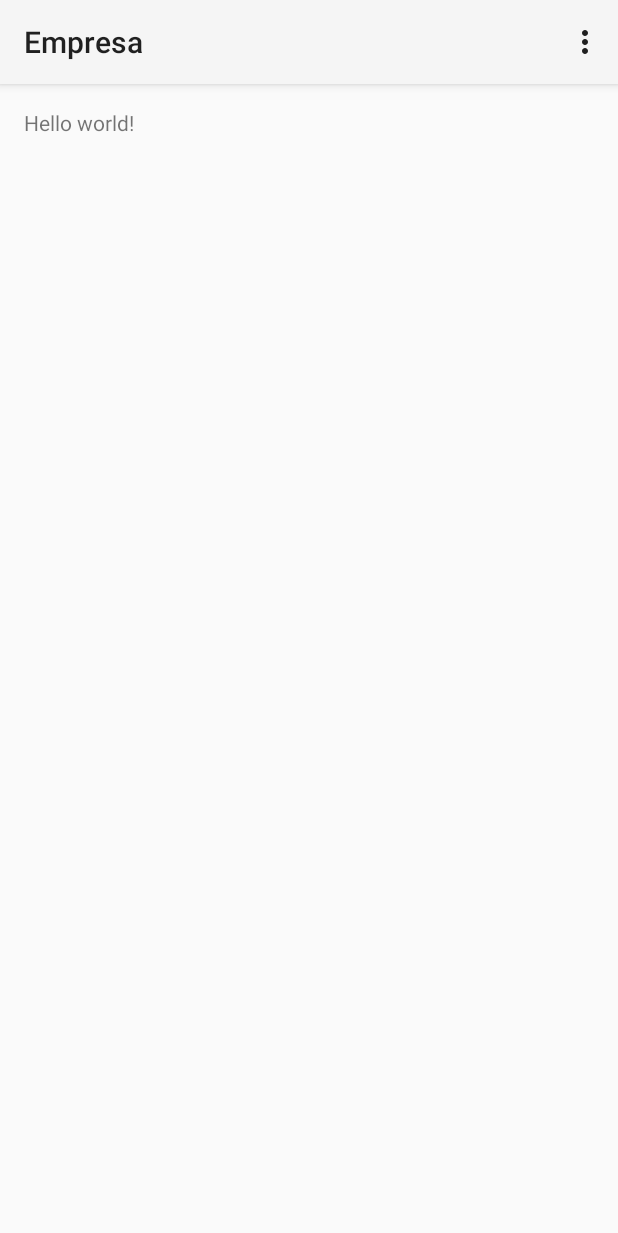
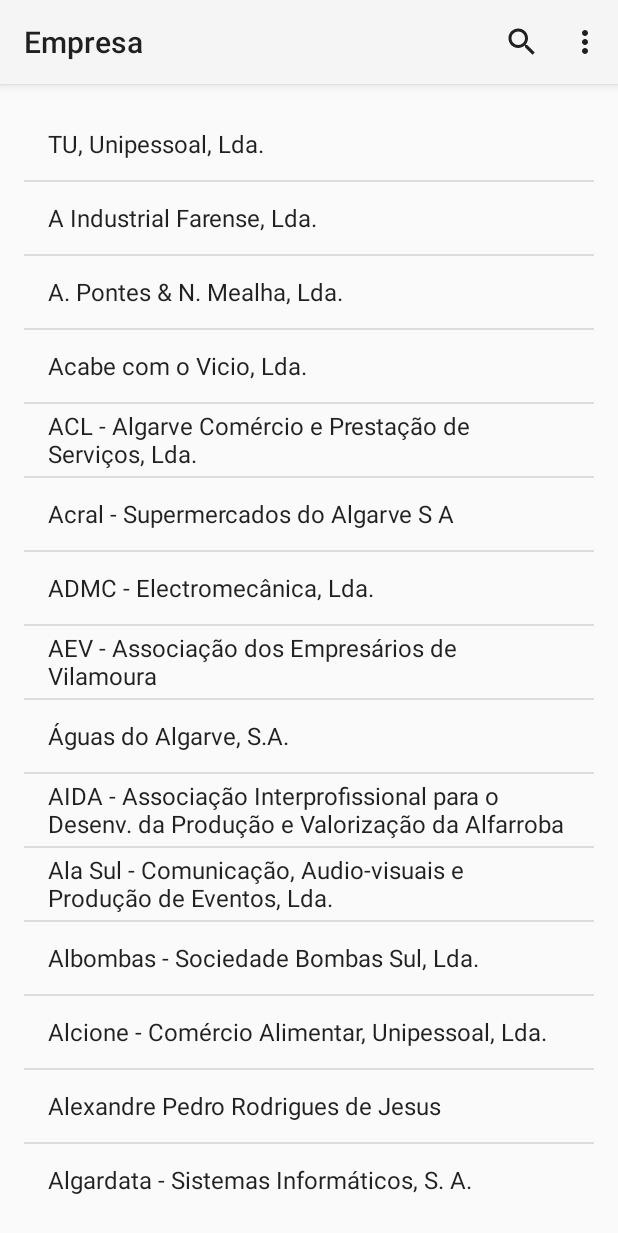
Before and after one commit to carvbapt/Project_One, an Android app: the EmpresaActivity screen opened directly, with no data from a screen before it, in the options menu, after a tap on "Settings", on a phone screen of 412 x 824 dp. Shown: the top 1233 px of the screen. Run offline under Robolectric (Android 15) with nearby library versions, the phone set to English and light mode, and no system bars.

Commit message:
S@C - Dashboard, Empresa

```diff
--- a/app/build.gradle
+++ b/app/build.gradle
@@ -5,7 +5,7 @@ android {
     buildToolsVersion "22.0.1"
     defaultConfig {
         applicationId "com.android.exemplo.projectone"
-        minSdkVersion 9
+        minSdkVersion 11
         targetSdkVersion 22
         versionCode 1
         versionName "1.0"
@@ -21,7 +21,8 @@ android {
 }
 
 dependencies {
-    compile fileTree(include: ['*.jar'], dir: 'libs')
+    compile fileTree(dir: 'libs', include: ['*.jar'])
     compile 'com.android.support:support-v4:22.1.1'
+    compile 'com.android.support:appcompat-v7:22.1.1'
     compile 'com.roomorama:caldroid:2.0.1'
 }
--- /dev/null
+++ b/app/src/main/java/com/android/exemplo/projectone/Dados.java
@@ -0,0 +1,31 @@
+package com.android.exemplo.projectone;
+
+/**
+ * Created by Sauca on 03-06-2015.
+ */
+public class Dados {
+
+    static String[] Empresas = {
+            "TU, Unipessoal, Lda.", "A Industrial Farense, Lda.", "A. Pontes & N. Mealha, Lda.", "Acabe com o Vicio, Lda.",
+            "ACL - Algarve Comércio e Prestação de Serviços, Lda.", "Acral - Supermercados do Algarve S A", "ADMC - Electromecânica, Lda.",
+            "AEV - Associação dos Empresários de Vilamoura", "Águas do Algarve, S.A.", "AIDA - Associação Interprofissional para o Desenv. da Produção e Valorização da Alfarroba",
+            "Ala Sul - Comunicação, Audio-visuais e Produção de Eventos, Lda.", "Albombas - Sociedade Bombas Sul, Lda.", "Alcione - Comércio Alimentar, Unipessoal, Lda.",
+            "Alexandre Pedro Rodrigues de Jesus", "Algardata - Sistemas Informáticos, S. A.", "Algarweb Studio Creative", "Alicoop - Cooperativa de Produtos Alimentares do Algarve, CRL",
+            "Aline Decor - Mobiliário e Decoração, Lda.", "Alisuper - Exploração de Supermercados do Algarve, Lda.", "Alvarsol - Soc. Lavandarias do Algarve, Lda.",
+            "AMBILEVE-Com. Equipamentos e Prod. de Limpeza, lda", "Ana Paula Cunha Fernandes Pistel", "Andrade & Andrade, Lda.", "Andrade & Filhos, Lda.",
+            "Andrés Lluis Bós, Herdeiros, Lda.", "Plasfaro - Recuperação de Plásticos Lda", "Pluristel - Construções e Telecomunicações Lda",
+            "Pontautos - Comércio de Automóveis Lda", "PortiBroBa International Lda.", "Prévia - Saúde Ocupacional, Higiene e Segurança Lda",
+            "Primevents - Produção e Realização de Eventos", "Publirádio - Publicidade Exterior, S.A.", "Publivinhos - Publicidade e Comércio de Vinhos Lda",
+            "QBL, Unipessoal, Lda.", "QC - Investimentos Turísticos Quinta da Caldeira, S. A.", "Qualigénese - Investigação e Formação, Lda.",
+            "Quimotel - Comércio e Indústria de Produtos Químicos e Detergentes Lda", "Quinta da Balaia - Empreendimentos Turísticos, S.A.",
+            "Quinta Formosa - Produções Aquícolas Lda", "Real Estate Practice, Unipessoal, Lda.", "Refrigeração Contreras, Lda.",
+            "Refrisete - Sociedade Distribuidora de Bebidas Lda", "Rolear.ON - Soluções de Engenharia, S.A.", "Rotatur Operadores Turisticos Lda",
+            "Rusgarbe - Construção, Compra e Venda de Imóveis Lda", "Safe Solutions - Projectos de Consultoria, Lda.", "Salalimpa - Serviços de Limpeza Lda",
+            "Seltra - Serviços, Línguas e Traduções Lda", "Serigra - Companhia Indústrial e Comerc"
+    };
+
+    static String[] Comerciais = {
+            "Ana", "João", "Manuel", "Maria", "Duarte", "Carlos", "Filipe", "André", "Andreia", "Carolina", "Carlota"
+    };
+
+}
--- /dev/null
+++ b/app/src/main/java/com/android/exemplo/projectone/EmpDetalActivity.java
@@ -0,0 +1,49 @@
+package com.android.exemplo.projectone;
+
+import android.app.Activity;
+import android.content.Intent;
+import android.support.v7.app.ActionBarActivity;
+import android.os.Bundle;
+import android.view.Menu;
+import android.view.MenuItem;
+import android.widget.TextView;
+
+
+public class EmpDetalActivity extends Activity {
+
+    @Override
+    protected void onCreate(Bundle savedInstanceState) {
+        super.onCreate(savedInstanceState);
+        setContentView(R.layout.activity_empdetal);
+
+        // Get the message from the intent
+        Intent intent = getIntent();
+        String message = intent.getStringExtra(EmpresaActivity.EXTRA_MESSAGE);
+        // Create the text view
+        TextView textView = (TextView) findViewById(R.id.dados);
+        textView.setTextSize(20);
+        textView.setText(message);
+    }
+
+    @Override
+    public boolean onCreateOptionsMenu(Menu menu) {
+        // Inflate the menu; this adds items to the action bar if it is present.
+        getMenuInflater().inflate(R.menu.menu_empdetal, menu);
+        return true;
+    }
+
+    @Override
+    public boolean onOptionsItemSelected(MenuItem item) {
+        // Handle action bar item clicks here. The action bar will
+        // automatically handle clicks on the Home/Up button, so long
+        // as you specify a parent activity in AndroidManifest.xml.
+        int id = item.getItemId();
+
+        //noinspection SimplifiableIfStatement
+        if (id == R.id.action_settings) {
+            return true;
+        }
+
+        return super.onOptionsItemSelected(item);
+    }
+}
--- a/app/src/main/java/com/android/exemplo/projectone/EmpresaActivity.java
+++ b/app/src/main/java/com/android/exemplo/projectone/EmpresaActivity.java
@@ -1,24 +1,114 @@
 package com.android.exemplo.projectone;
 
+
 import android.app.Activity;
+import android.app.SearchManager;
+import android.content.Context;
+import android.content.Intent;
 import android.os.Bundle;
+import android.app.ActionBar;
+
+import android.support.v7.app.ActionBarActivity;
+import android.support.v7.widget.SearchView;
+import android.text.Editable;
+import android.text.TextWatcher;
 import android.view.Menu;
+import android.view.MenuInflater;
 import android.view.MenuItem;
+import android.view.View;
+import android.widget.AdapterView;
+import android.widget.ArrayAdapter;
+import android.widget.EditText;
+import android.widget.ListView;
+import android.widget.TextView;
+import android.widget.Toast;
 
 
-public class EmpresaActivity extends Activity {
+public class EmpresaActivity extends ActionBarActivity {
+
+    public final static String EXTRA_MESSAGE = "com.android.examplo.projectone.MESSAGE";
+
+    ListView list;
+    ArrayAdapter<String> adapter;
+    String message;
+    Intent intent;
+    TextView dados;
+    String[] str_aux;
+
 
     @Override
     protected void onCreate(Bundle savedInstanceState) {
         super.onCreate(savedInstanceState);
         setContentView(R.layout.activity_empresa);
+
+        dados = (TextView) findViewById(R.id.dados);
+
+        list = (ListView) findViewById(R.id.lv_emp);
+        adapter = new ArrayAdapter<String>(this, android.R.layout.simple_list_item_1, Dados.Empresas);
+        list.setAdapter(adapter);
+
+        list.setOnItemClickListener(new AdapterView.OnItemClickListener() {
+            @Override
+            public void onItemClick(AdapterView<?> parent, View view, int position, long id) {
+                message = "Pos - " + position + "\n" + "Nome - " + Dados.Empresas[position];
+
+                intent = new Intent(EmpresaActivity.this, EmpDetalActivity.class);
+                intent.putExtra(EXTRA_MESSAGE, message);
+//                Toast.makeText(EmpresaActivity.this,message,Toast.LENGTH_SHORT).show();
+                startActivity(intent);
+            }
+        });
+
     }
 
     @Override
     public boolean onCreateOptionsMenu(Menu menu) {
         // Inflate the menu; this adds items to the action bar if it is present.
-        getMenuInflater().inflate(R.menu.menu_empresa, menu);
-        return true;
+//        getMenuInflater().inflate(R.menu.menu_empresa, menu);
+//        return true;Admi
+
+        MenuInflater inflater = getMenuInflater();
+        inflater.inflate(R.menu.menu_empresa, menu);
+
+        SearchManager manager = (SearchManager) getSystemService(Context.SEARCH_SERVICE);
+
+        SearchView search = (SearchView) menu.findItem(R.id.action_search).getActionView();
+
+        search.setSearchableInfo(manager.getSearchableInfo(getComponentName()));
+
+        search.setOnQueryTextListener(new SearchView.OnQueryTextListener() {
+            @Override
+            public boolean onQueryTextSubmit(String query) {
+
+//                int z=0;
+//                for(int i=0; i<=Dados.Empresas.length;i++){
+//                    if(Dados.Empresas[i].contains(query)){
+//                        str_aux[z]=Dados.Empresas[i];
+//                        z++;
+//                    }
+//                }
+//                Toast.makeText(EmpresaActivity.this, "TEXTO - " + query + "Linhas - " + Dados.Empresas.length, Toast.LENGTH_SHORT).show();
+                if (!query.isEmpty()) {
+                    EmpresaActivity.this.adapter.getFilter().filter(query);
+//                    adapter.notifyDataSetChanged();
+                    adapter.setNotifyOnChange(true);
+                } else {
+                    EmpresaActivity.this.adapter.getFilter().filter("");
+                    adapter.notifyDataSetChanged();
+                }
+                return true;
+            }
+
+            @Override
+            public boolean onQueryTextChange(String newText) {
+                EmpresaActivity.this.adapter.getFilter().filter(newText);
+                adapter.notifyDataSetChanged();
+                return false;
+            }
+        });
+
+        return super.onCreateOptionsMenu(menu);
+
     }
 
     @Override
@@ -26,13 +116,18 @@ public class EmpresaActivity extends Activity {
         // Handle action bar item clicks here. The action bar will
         // automatically handle clicks on the Home/Up button, so long
         // as you specify a parent activity in AndroidManifest.xml.
-        int id = item.getItemId();
 
-        //noinspection SimplifiableIfStatement
-        if (id == R.id.action_settings) {
-            return true;
+        switch (item.getItemId()) {
+            case R.id.action_search:
+//                openSearch();
+                return true;
+            case R.id.action_settings:
+                //  openSettings();
+                return true;
+            default:
+                return super.onOptionsItemSelected(item);
         }
+    }
 
-        return super.onOptionsItemSelected(item);
-    }
+
 }
--- a/app/src/main/res/layout/activity_empresa.xml
+++ b/app/src/main/res/layout/activity_empresa.xml
@@ -1,12 +1,17 @@
 <RelativeLayout xmlns:android="http://schemas.android.com/apk/res/android"
     xmlns:tools="http://schemas.android.com/tools" android:layout_width="match_parent"
-    android:layout_height="match_parent" android:paddingLeft="@dimen/activity_horizontal_margin"
+    android:layout_height="match_parent"
+    android:paddingBottom="@dimen/activity_vertical_margin"
+    android:paddingLeft="@dimen/activity_horizontal_margin"
     android:paddingRight="@dimen/activity_horizontal_margin"
     android:paddingTop="@dimen/activity_vertical_margin"
-    android:paddingBottom="@dimen/activity_vertical_margin"
     tools:context="com.android.exemplo.projectone.EmpresaActivity">
 
-    <TextView android:text="@string/hello_world" android:layout_width="wrap_content"
-        android:layout_height="wrap_content" />
+    <ListView
+        android:id="@+id/lv_emp"
+        android:layout_width="wrap_content"
+        android:layout_height="wrap_content"
+        android:layout_alignParentLeft="true"
+        android:layout_alignParentStart="true" />
 
 </RelativeLayout>
--- /dev/null
+++ b/app/src/main/res/menu/menu_empdetal.xml
@@ -0,0 +1,12 @@
+<menu xmlns:android="http://schemas.android.com/apk/res/android"
+    xmlns:app="http://schemas.android.com/apk/res-auto"
+    xmlns:tools="http://schemas.android.com/tools"
+    tools:context="com.android.exemplo.projectone.EmpDetalActivity">
+    <item
+        android:id="@+id/action_settings"
+        android:orderInCategory="100"
+        android:title="@string/action_settings"
+        app:showAsAction="never" />
+
+
+</menu>
--- a/app/src/main/res/menu/menu_empresa.xml
+++ b/app/src/main/res/menu/menu_empresa.xml
@@ -1,6 +1,25 @@
 <menu xmlns:android="http://schemas.android.com/apk/res/android"
-    xmlns:tools="http://schemas.android.com/tools"
-    tools:context="com.android.exemplo.projectone.EmpresaActivity">
-    <item android:id="@+id/action_settings" android:title="@string/action_settings"
-        android:orderInCategory="100" android:showAsAction="never" />
+    xmlns:app="http://schemas.android.com/apk/res-auto">
+
+
+    <!-- Search, should appear as action button -->
+    <item
+        android:id="@+id/action_search"
+        android:icon="@drawable/ic_action_search"
+        android:title="@string/action_search"
+        app:actionViewClass="android.support.v7.widget.SearchView"
+        app:showAsAction="ifRoom" />
+
+    <item
+        android:id="@+id/action_mail"
+        android:icon="@drawable/ic_gmail"
+        android:title="@string/action_mail"
+        app:showAsAction="never" />
+
+    <item
+        android:id="@+id/action_settings"
+        android:orderInCategory="100"
+        android:title="@string/action_settings"
+        app:showAsAction="never" />
+
 </menu>
--- a/app/src/main/res/values/strings.xml
+++ b/app/src/main/res/values/strings.xml
@@ -13,6 +13,8 @@
     <!--TEXTOS A UTILIZAR NA ACTIVIDADE EMPRESA-->
     <string name="title_activity_empresa">Empresa</string>
     <string name="btempresa">Empresa</string>
+    <string name="action_search">Search</string>
+    <string name="action_mail">Mail</string>
 
     <!--TEXTOS A UTILIZAR NA ACTIVIDADE COMERCIAIS-->
     <string name="title_activity_comerciais">Comerciais</string>
@@ -23,4 +25,6 @@
     <string name="customize">Customize</string>
     <string name="show_dialog">Show Dialog</string>
     <string name="undo">Undo</string>
+    <string name="title_activity_empdetal_">Empdetal_Activity</string>
+    <string name="title_activity_emp_detal">EmpDetalActivity</string>
 </resources>
```
Also changed, not shown: app/src/main/AndroidManifest.xml (+12 -5 lines), app/src/main/res/layout/activity_empdetal.xml (added, +26 -0 lines), app/src/main/res/drawable-hdpi/bt.9.png (deleted), app/src/main/res/drawable-hdpi/ic_gmail.9.png (added), app/src/main/res/drawable-mdpi/ic_action_search.png (added), app/src/main/res/drawable-mdpi/ic_gmail.9.png (added), app/src/main/res/drawable-xhdpi/ic_gmail.9.png (added), app/src/main/res/drawable-xxhdpi/bt.9.png (deleted), app/src/main/res/drawable-xxhdpi/ic_gmail.9.png (added), app/src/main/res/drawable-xxxhdpi/bt2.9.png (deleted), app/src/main/res/drawable-xxxhdpi/ic_gmail.9.png (added), 1 other file.
